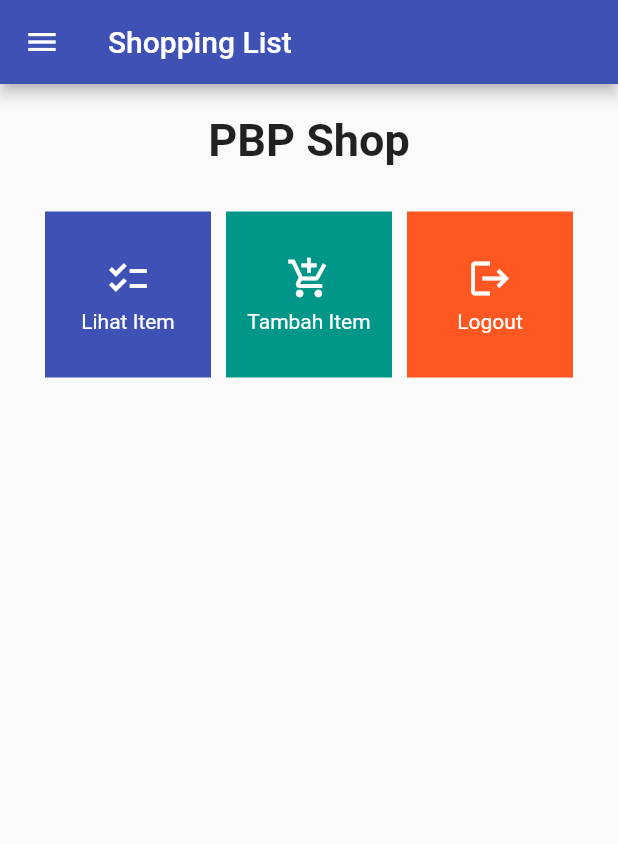
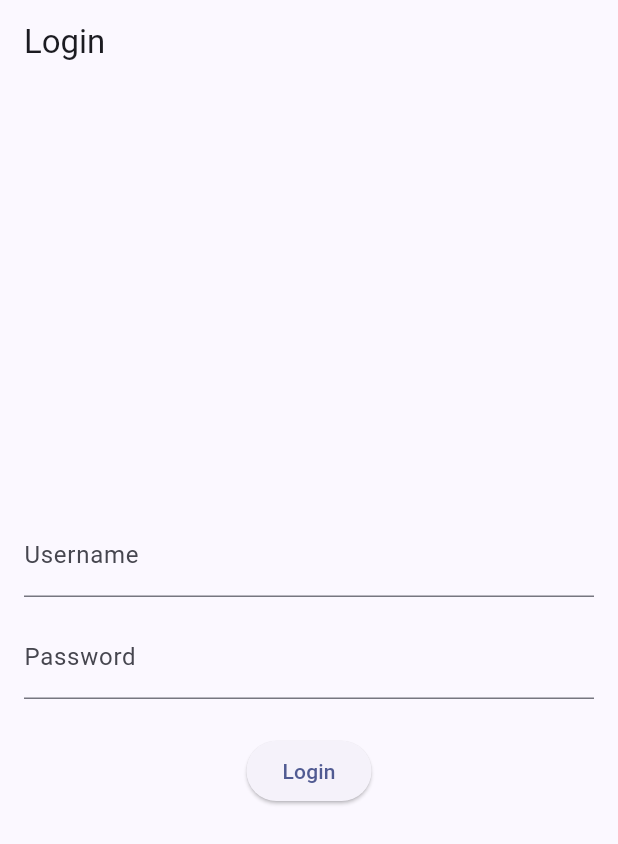
Before and after one commit to DwikyAhmad/inventori-mobile, a Flutter app: the screen it shows after launch, on a phone screen of 412 x 824 dp. Shown: the top 844 px of the screen. Run offline on Flutter 3.47's test engine with Material 2 defaults, Android fonts, the phone set to English and light mode, and no system bars; missing offline and left inert: pbp_django_auth.

Commit message:
Done Tugas 9

```diff
--- a/lib/main.dart
+++ b/lib/main.dart
@@ -1,5 +1,7 @@
 import 'package:flutter/material.dart';
-import 'package:inventori/screens/menu.dart';
+import 'package:inventori/screens/login.dart';
+import 'package:pbp_django_auth/pbp_django_auth.dart';
+import 'package:provider/provider.dart';
 
 void main() {
   runApp(const MyApp());
@@ -11,27 +13,18 @@
   // This widget is the root of your application.
   @override
   Widget build(BuildContext context) {
-    return MaterialApp(
-      title: 'Flutter Demo',
-      theme: ThemeData(
-        // This is the theme of your application.
-        //
-        // TRY THIS: Try running your application with "flutter run". You'll see
-        // the application has a blue toolbar. Then, without quitting the app,
-        // try changing the seedColor in the colorScheme below to Colors.green
-        // and then invoke "hot reload" (save your changes or press the "hot
-        // reload" button in a Flutter-supported IDE, or press "r" if you used
-        // the command line to start the app).
-        //
-        // Notice that the counter didn't reset back to zero; the application
-        // state is not lost during the reload. To reset the state, use hot
-        // restart instead.
-        //
-        // This works for code too, not just values: Most code changes can be
-        // tested with just a hot reload.
-        colorScheme: ColorScheme.fromSeed(seedColor: Colors.indigo),
-      ),
-      home: MyHomePage(),
-    );
+    return Provider(
+            create: (_) {
+                CookieRequest request = CookieRequest();
+                return request;
+            },
+            child: MaterialApp(
+                title: 'Flutter App',
+                theme: ThemeData(
+                    colorScheme: ColorScheme.fromSeed(seedColor: Colors.indigo),
+                    useMaterial3: true,
+                ),
+                home: const LoginPage()),
+            );
   }
 }
--- /dev/null
+++ b/lib/screens/login.dart
@@ -0,0 +1,114 @@
+import 'package:inventori/screens/menu.dart';
+import 'package:flutter/material.dart';
+import 'package:pbp_django_auth/pbp_django_auth.dart';
+import 'package:provider/provider.dart';
+
+void main() {
+    runApp(const LoginApp());
+}
+
+class LoginApp extends StatelessWidget {
+const LoginApp({super.key});
+
+@override
+Widget build(BuildContext context) {
+    return MaterialApp(
+        title: 'Login',
+        theme: ThemeData(
+            primarySwatch: Colors.blue,
+    ),
+    home: const LoginPage(),
+    );
+    }
+}
+
+class LoginPage extends StatefulWidget {
+    const LoginPage({super.key});
+
+    @override
+    _LoginPageState createState() => _LoginPageState();
+}
+
+class _LoginPageState extends State<LoginPage> {
+    final TextEditingController _usernameController = TextEditingController();
+    final TextEditingController _passwordController = TextEditingController();
+
+    @override
+    Widget build(BuildContext context) {
+        final request = context.watch<CookieRequest>();
+        return Scaffold(
+            appBar: AppBar(
+                title: const Text('Login'),
+            ),
+            body: Container(
+                padding: const EdgeInsets.all(16.0),
+                child: Column(
+                    mainAxisAlignment: MainAxisAlignment.center,
+                    children: [
+                        TextField(
+                            controller: _usernameController,
+                            decoration: const InputDecoration(
+                                labelText: 'Username',
+                            ),
+                        ),
+                        const SizedBox(height: 12.0),
+                        TextField(
+                            controller: _passwordController,
+                            decoration: const InputDecoration(
+                                labelText: 'Password',
+                            ),
+                            obscureText: true,
+                        ),
+                        const SizedBox(height: 24.0),
+                        ElevatedButton(
+                            onPressed: () async {
+                                String username = _usernameController.text;
+                                String password = _passwordController.text;
+
+                                // Cek kredensial
+                                // TODO: Ganti URL dan jangan lupa tambahkan trailing slash (/) di akhir URL!
+                                // Untuk menyambungkan Android emulator dengan Django pada localhost,
+                                // gunakan URL http://10.0.2.2/
+                                final response = await request.login("https://dwiky-ahmad-tugas.pbp.cs.ui.ac.id/auth/login/", {
+                                'username': username,
+                                'password': password,
+                                });
+
+                                if (request.loggedIn) {
+                                    String message = response['message'];
+                                    String uname = response['username'];
+                                    Navigator.pushReplacement(
+                                        context,
+                                        MaterialPageRoute(builder: (context) => MyHomePage()),
+                                    );
+                                    ScaffoldMessenger.of(context)
+                                        ..hideCurrentSnackBar()
+                                        ..showSnackBar(
+                                            SnackBar(content: Text("$message Selamat datang, $uname.")));
+                                    } else {
+                                    showDialog(
+                                        context: context,
+                                        builder: (context) => AlertDialog(
+                                            title: const Text('Login Gagal'),
+                                            content:
+                                                Text(response['message']),
+                                            actions: [
+                                                TextButton(
+                                                    child: const Text('OK'),
+                                                    onPressed: () {
+                                                        Navigator.pop(context);
+                                                    },
+                                                ),
+                                            ],
+                                        ),
+                                    );
+                                }
+                            },
+                            child: const Text('Login'),
+                        ),
+                    ],
+                ),
+            ),
+        );
+    }
+}
--- a/pubspec.yaml
+++ b/pubspec.yaml
@@ -35,6 +35,9 @@
   # The following adds the Cupertino Icons font to your application.
   # Use with the CupertinoIcons class for iOS style icons.
   cupertino_icons: ^1.0.2
+  provider: ^6.1.1
+  pbp_django_auth: ^0.4.0
+  http: ^1.1.0
 
 dev_dependencies:
   flutter_test:
```
Also changed, not shown: lib/models/product.dart (added, +61 -0 lines), lib/screens/list_product.dart (added, +92 -0 lines), lib/screens/shoplist_form.dart (+35 -38 lines), lib/widgets/left_drawer.dart (+14 -2 lines), lib/widgets/shop_card.dart (+34 -4 lines), pubspec.lock, 3 other files.
